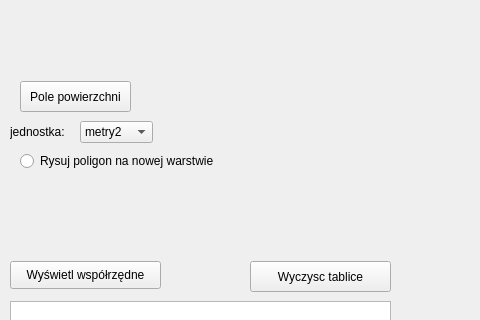
This is wtyczka_projekt_3/wtyczka_projekt_3_dialog_base.ui in Sawoboh/Informatyka_Projekt_2 as Qt 5 draws it before an edit; both pictures show x 0 to 480 and y 269 to 589 of the 796 by 673 pixel window. The edited form follows.
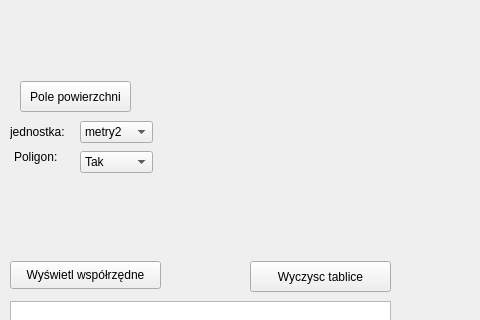
This is the edited form. Custom widgets are drawn as their Qt base class.

Commit message: dodanie poligonu chyba juz dobrze

The edit to the form file:
```diff
--- a/wtyczka_projekt_3/wtyczka_projekt_3_dialog_base.ui
+++ b/wtyczka_projekt_3/wtyczka_projekt_3_dialog_base.ui
@@ -328,19 +328,6 @@
     <string>jednostka:</string>
    </property>
   </widget>
-  <widget class="QRadioButton" name="poligon_wybor">
-   <property name="geometry">
-    <rect>
-     <x>20</x>
-     <y>420</y>
-     <width>231</width>
-     <height>20</height>
-    </rect>
-   </property>
-   <property name="text">
-    <string>Rysuj poligon na nowej warstwie</string>
-   </property>
-  </widget>
   <widget class="QPushButton" name="resetuj_wszystko">
    <property name="geometry">
     <rect>
@@ -354,6 +341,39 @@
     <string>Zresrtuj wszystskie pola</string>
    </property>
   </widget>
+  <widget class="QLabel" name="poligon">
+   <property name="geometry">
+    <rect>
+     <x>14</x>
+     <y>416</y>
+     <width>61</width>
+     <height>20</height>
+    </rect>
+   </property>
+   <property name="text">
+    <string>Poligon:</string>
+   </property>
+  </widget>
+  <widget class="QComboBox" name="poligon_wybor">
+   <property name="geometry">
+    <rect>
+     <x>80</x>
+     <y>420</y>
+     <width>73</width>
+     <height>22</height>
+    </rect>
+   </property>
+   <item>
+    <property name="text">
+     <string>Tak</string>
+    </property>
+   </item>
+   <item>
+    <property name="text">
+     <string>Nie</string>
+    </property>
+   </item>
+  </widget>
  </widget>
  <customwidgets>
   <customwidget>
```
Left out of the diff: 4 changed lines with no effect on the pictures. The commit also changes 2 other files.
